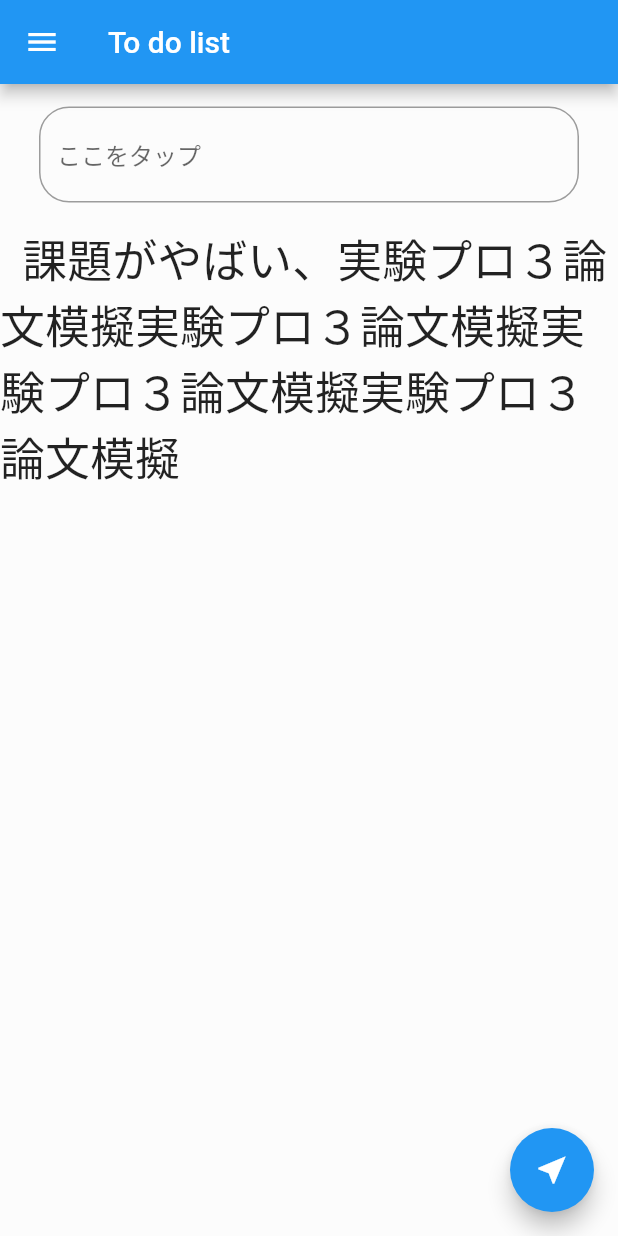
After one commit to GataGataGAta/To-do-list-App-, a Flutter app: the addPage screen opened by its route, on a phone screen of 412 x 824 dp. The commit adds this screen. Run offline on Flutter 3.47's test engine with Material 2 defaults, Android fonts, the phone set to English and light mode, and no system bars; our stand-ins replace go_router.

Commit message:
listページ改修・add追加

```diff
--- a/lib/router.dart
+++ b/lib/router.dart
@@ -1,5 +1,6 @@
 import 'package:go_router/go_router.dart';
 import 'package:todoapp/importer.dart';
+import 'package:todoapp/view/add_page.dart';
 import 'package:todoapp/view/list_page.dart';
 import 'package:todoapp/view/login_page.dart';
 
@@ -18,6 +19,14 @@ final GoRouter MyRouter = GoRouter(
             return const listPage();
           },
         ),
+
+        GoRoute(
+          path: 'add',
+          builder: (BuildContext context, GoRouterState state) {
+            return const addPage();
+          },
+        ),
+
       ],
     ),
   ],
--- /dev/null
+++ b/lib/view/add_page.dart
@@ -0,0 +1,95 @@
+import 'package:go_router/go_router.dart';
+import 'package:flutter/material.dart';
+import 'package:todoapp/constant/colors.dart';
+
+class addPage extends StatelessWidget {
+  const addPage({Key? key}) : super(key: key);
+
+
+  @override
+  Widget build(BuildContext context) {
+    return Scaffold(
+        backgroundColor: backcolor,
+        appBar: AppBar(
+          title: Text('To do list'),
+        ),
+
+        body: Column(
+          children: [
+            const SizedBox(
+              width: double.infinity,
+              height: 15,
+            ),
+
+            SizedBox(
+              width: 360,
+              child: TextField(
+                decoration: InputDecoration(
+                    hintText: "ここをタップ",
+                    border: OutlineInputBorder(
+                      borderRadius: BorderRadius.circular(20),
+                    )),
+              ),
+            ),
+
+            const SizedBox(
+              width: double.infinity,
+              height: 15,
+            ),
+
+            const SizedBox(
+              width: double.infinity,
+              child: Text(
+                '  課題がやばい、実験プロ３論文模擬実験プロ３論文模擬実験プロ３論文模擬実験プロ３論文模擬',
+                style: TextStyle(
+                  fontSize: 30,
+                ),
+                textAlign: TextAlign.left,
+              ),
+            ),
+
+        ],),
+
+
+         // ここからサイドメニュー部分
+        drawer: Drawer(
+          child: ListView(
+            children: [
+              ListTile(
+                title: const Text("リスト"),
+                onTap: (){
+                // この中にメニューをタップした時の処理を記述する
+                // 画面に１つずつ戻る
+                  context.pop();
+                  context.pop();
+                },
+              ),
+
+              ListTile(
+                title: const Text("ログアウト"),
+                onTap: (){
+                // この中にメニューをタップした時の処理を記述する
+                  context.pop();
+                  context.pop();
+                  context.pop();
+                },
+              ),
+
+              ListTile(
+                title: const Text("設定"),
+                onTap: (){},
+              ),
+
+            ],
+          ),
+        ),
+
+        floatingActionButton: FloatingActionButton(
+          onPressed: () =>{debugPrint("投稿"), context.pop()},
+          tooltip: 'Increment',
+          child: const Icon(Icons.near_me),
+        ),
+
+      );
+  }
+}
--- a/lib/view/list_page.dart
+++ b/lib/view/list_page.dart
@@ -1,3 +1,4 @@
+import 'package:go_router/go_router.dart';
 import 'package:flutter/material.dart';
 import 'package:todoapp/constant/colors.dart';
 
@@ -11,9 +12,8 @@ class listPage extends StatelessWidget {
         backgroundColor: backcolor,
         appBar: AppBar(
           title: Text('To do list'),
+
         ),
-
-
 
 
          // ここからサイドメニュー部分
@@ -24,6 +24,9 @@ class listPage extends StatelessWidget {
                 title: const Text("ログアウト"),
                 onTap: (){
                 // この中にメニューをタップした時の処理を記述する
+                // 画面に１つずつ戻る
+                  context.pop();
+                  context.pop();
                 },
               ),
 
@@ -37,9 +40,9 @@ class listPage extends StatelessWidget {
         ),
 
         floatingActionButton: FloatingActionButton(
-          onPressed: () =>{print("押したね？")},
+          onPressed: () =>{debugPrint("いや、絶対押すねツ！"),context.push('/add')},// (push)次のページadd_pageへ飛ぶ
           tooltip: 'Increment',
-          child: const Icon(Icons.timer),
+          child: const Icon(Icons.chat),
         ),
 
       );
```
